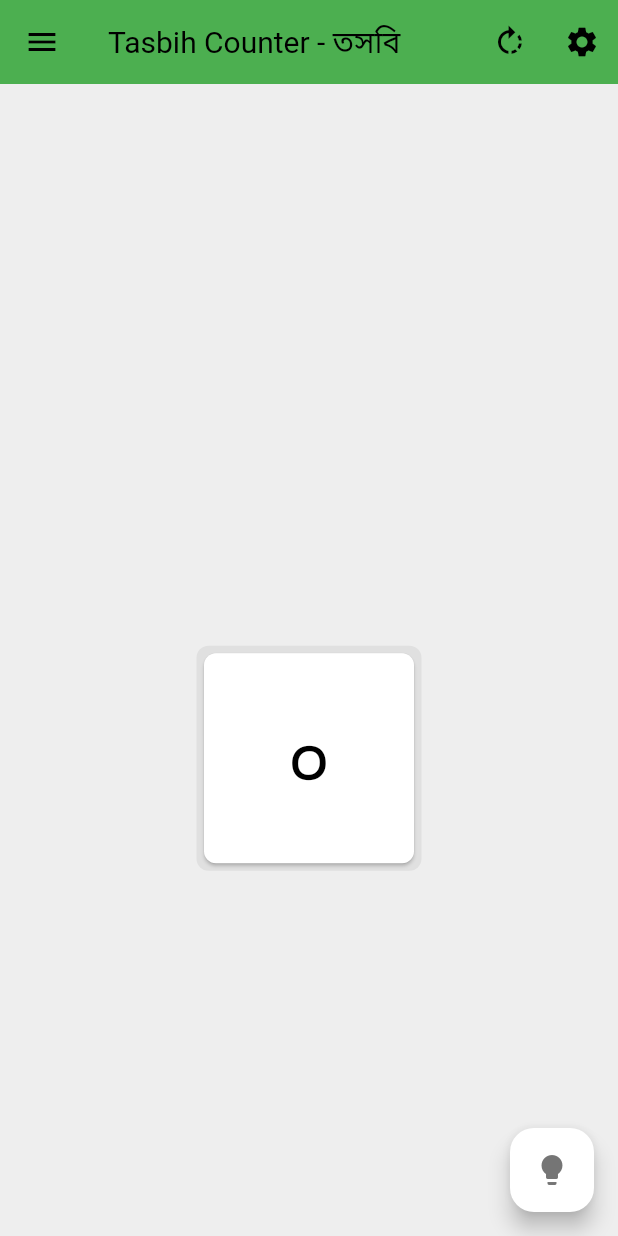
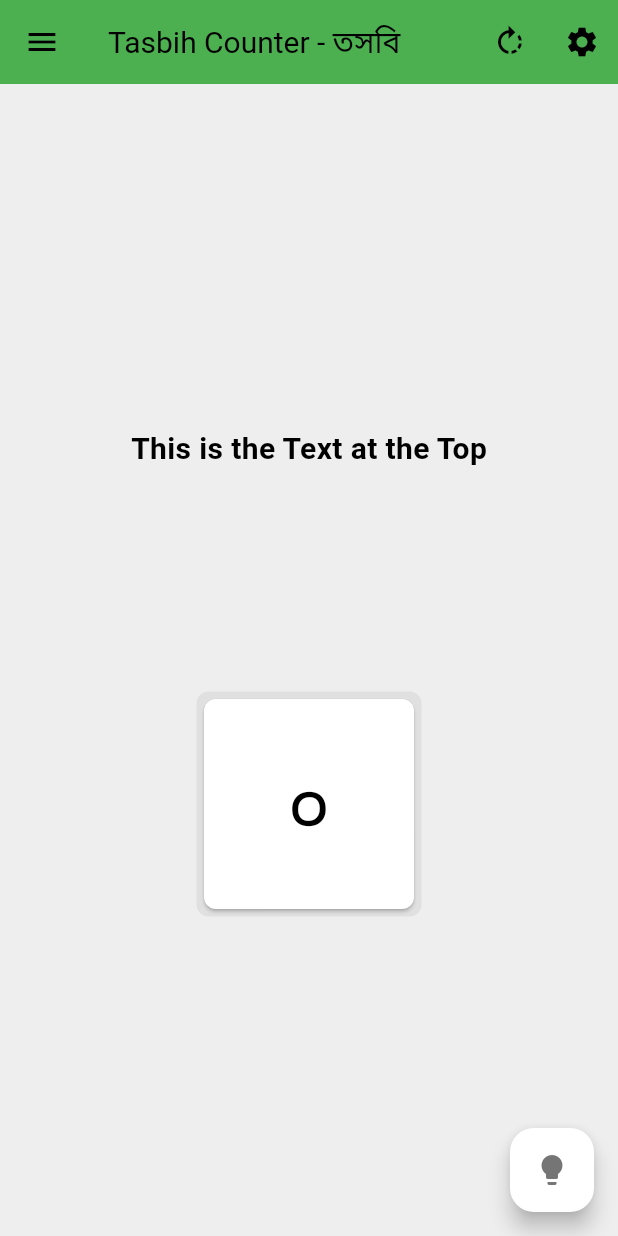
Before and after one commit to Azimul-Haque/tasbih-android, a Flutter app: the screen it shows after launch, on a phone screen of 412 x 824 dp. Run offline on Flutter 3.47's test engine with Material 3 defaults, Android fonts, the phone set to English and light mode, and no system bars; our stand-ins replace shared_preferences.

Commit message:
Commit Mon 11/25/2024  5:23:26.22 8904

```diff
--- a/lib/view/home.dart
+++ b/lib/view/home.dart
@@ -65,6 +65,13 @@ class _MyHomePageState extends State<MyHomePage> {
       body: Column(
         mainAxisAlignment: MainAxisAlignment.center,
         children: <Widget>[
+          Padding(
+            padding: const EdgeInsets.all(16.0),
+            child: Text(
+              'This is the Text at the Top',
+              style: TextStyle(fontSize: 20, fontWeight: FontWeight.bold),
+            ),
+          ),
           Align(
             alignment: Alignment.topCenter,
             child:
```
